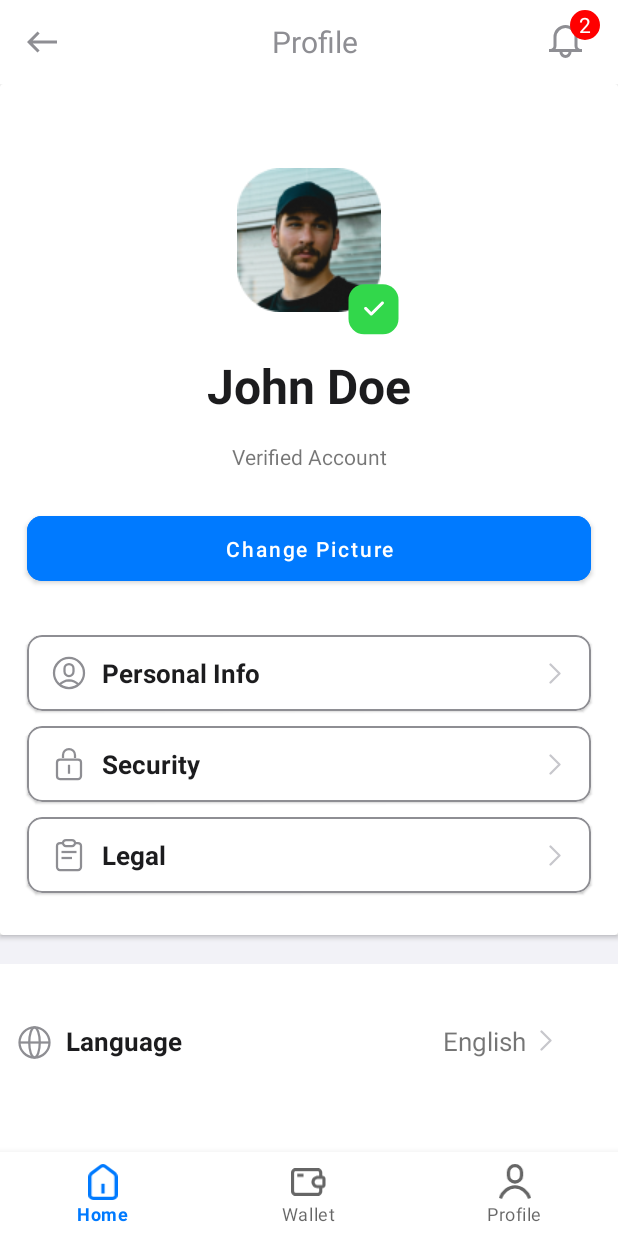
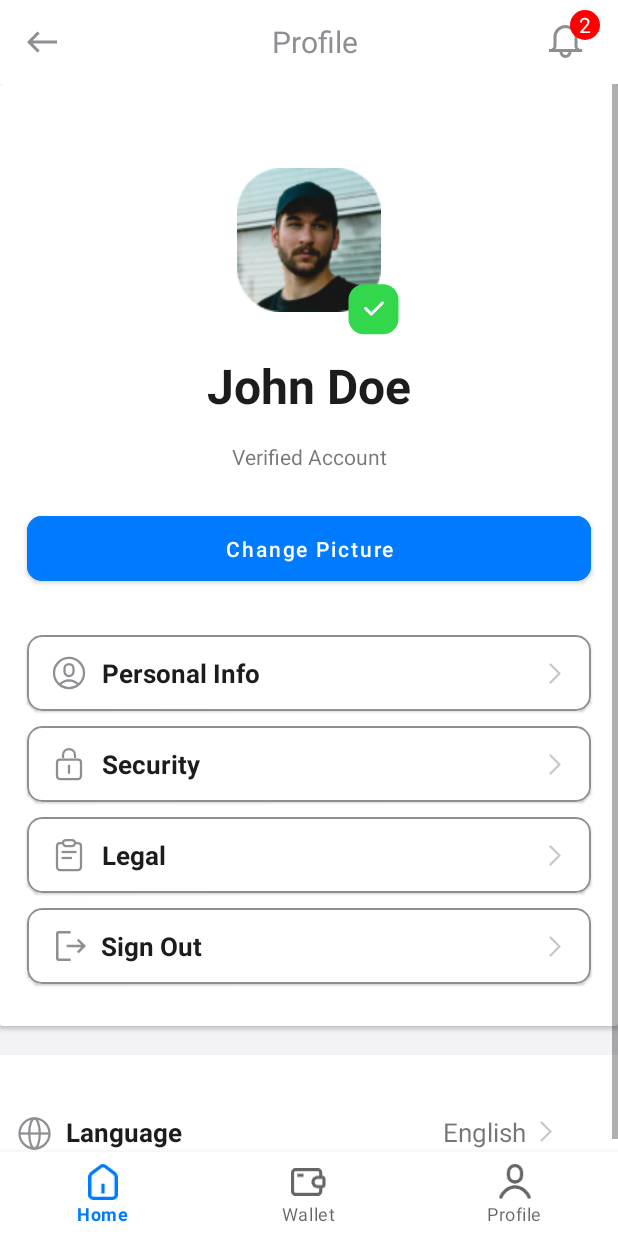
Before and after one commit to ziptechdev/ACP-mobile-android, an Android app: the ProfileFragment screen opened through its navigation route, on a phone screen of 412 x 824 dp. Run offline under Robolectric (Android 15) with nearby library versions, the phone set to English and light mode, and no system bars; our stand-ins replace Dagger/Hilt's generated code; 3 statements that could not run were skipped.

Commit message:
logout API

```diff
--- a/app/src/main/java/com/acpmobile/data/repo/MainRepository.kt
+++ b/app/src/main/java/com/acpmobile/data/repo/MainRepository.kt
@@ -27,4 +27,7 @@ class MainRepository @Inject constructor(private val apiService: ApiService) {
     suspend fun userLoginRequest(request: LoginRequest): Response<LoginResponse>{
         return apiService.userLogin(request)
     }
+    suspend fun userLogoutRequest(token: String): Response<LogoutResponse> {
+        return apiService.userLogout(token)
+    }
 }
--- a/app/src/main/java/com/acpmobile/data/service/ApiService.kt
+++ b/app/src/main/java/com/acpmobile/data/service/ApiService.kt
@@ -2,10 +2,7 @@ package com.acpmobile.data.service
 import com.acpmobile.data.request.*
 import com.acpmobile.data.response.*
 import retrofit2.Response
-import retrofit2.http.Body
-import retrofit2.http.Headers
-import retrofit2.http.POST
-import retrofit2.http.Path
+import retrofit2.http.*
 
 interface ApiService {
 
@@ -30,4 +27,8 @@ interface ApiService {
     @POST("users/login")
     suspend fun userLogin(@Body request: LoginRequest): Response<LoginResponse>
 
+    @Headers("Content-Type:application/json")
+    @POST("users/logout")
+    suspend fun userLogout(@Header("Authorization") token: String ): Response<LogoutResponse>
+
 }
--- a/app/src/main/java/com/acpmobile/ui/fragments/profile/ProfileFragment.kt
+++ b/app/src/main/java/com/acpmobile/ui/fragments/profile/ProfileFragment.kt
@@ -5,10 +5,15 @@ import androidx.fragment.app.Fragment
 import android.view.LayoutInflater
 import android.view.View
 import android.view.ViewGroup
+import android.widget.Toast
+import androidx.fragment.app.viewModels
 import com.acpmobile.R
 import com.acpmobile.databinding.FragmentProfileBinding
 import com.acpmobile.ui.activity.MainActivity
+import com.acpmobile.ui.fragments.profile.viewmodels.LogoutViewModel
+import com.acpmobile.utils.Constants
 import com.acpmobile.utils.Navigation
+import com.acpmobile.utils.SharedPreferencesHelper
 import dagger.hilt.android.AndroidEntryPoint
 import javax.inject.Inject
 
@@ -17,10 +22,13 @@ class ProfileFragment : Fragment() {
 
     private var _binding: FragmentProfileBinding? = null
     private val binding get() = _binding!!
-
+    private val viewModel: LogoutViewModel by viewModels()
 
     @Inject
     lateinit var navigation: Navigation
+
+    @Inject
+    lateinit var helper: SharedPreferencesHelper
 
     override fun onCreateView(
         inflater: LayoutInflater, container: ViewGroup?,
@@ -40,8 +48,33 @@ class ProfileFragment : Fragment() {
         binding.cvSecurity.setOnClickListener {
             navigation.openSecurity()
         }
+        binding.cvLogout.setOnClickListener {
+            val token = helper.getString(Constants.TOKEN, "")
+            viewModel.userLogout(token)
+        }
+        observeViewModel()
 
         return view
     }
+    private fun observeViewModel() {
+        viewModel.loading.observe(viewLifecycleOwner) { isLoading ->
+            //TODO Uraditi nesto dok se ceka na izvrsenje
+        }
 
+        viewModel.logoutUserError.observe(viewLifecycleOwner) { isError ->
+            if (isError)
+                Toast.makeText(
+                    context,
+                    context?.getString(R.string.error_message),
+                    Toast.LENGTH_SHORT
+                ).show()
+        }
+
+        viewModel.logoutUser.observe(viewLifecycleOwner) { logoutUser ->
+           helper.setString(Constants.TOKEN, "")
+            navigation.openLoginFromLogout()
+
+        }
+
+    }
 }
--- /dev/null
+++ b/app/src/main/java/com/acpmobile/ui/fragments/profile/viewmodels/LogoutViewModel.kt
@@ -0,0 +1,37 @@
+package com.acpmobile.ui.fragments.profile.viewmodels
+
+import androidx.lifecycle.MutableLiveData
+import androidx.lifecycle.ViewModel
+import androidx.lifecycle.viewModelScope
+import com.acpmobile.data.repo.MainRepository
+import com.acpmobile.data.response.LogoutResponse
+import dagger.hilt.android.lifecycle.HiltViewModel
+import kotlinx.coroutines.launch
+import java.io.Serializable
+import javax.inject.Inject
+
+@HiltViewModel
+class LogoutViewModel @Inject constructor(
+    private val mainRepository: MainRepository,
+) : ViewModel(), Serializable {
+    val logoutUser = MutableLiveData<LogoutResponse>()
+    val logoutUserError = MutableLiveData<Boolean>()
+    val loading = MutableLiveData<Boolean>()
+
+    fun userLogout(TOKEN: String) {
+        viewModelScope.launch {
+            loading.value = true
+            val result = mainRepository.userLogoutRequest(TOKEN)
+            if (result.isSuccessful) {
+                result.body().let {
+                    logoutUser.value = it
+                }
+                logoutUserError.value = false
+                loading.value = false
+            } else {
+                logoutUserError.value = true
+                loading.value = false
+            }
+        }
+    }
+}
--- a/app/src/main/java/com/acpmobile/utils/Constants.kt
+++ b/app/src/main/java/com/acpmobile/utils/Constants.kt
@@ -5,5 +5,7 @@ class Constants {
 
         const val BASE_URL = "https://acp-mobile-backend.herokuapp.com/api/v1/"
         const val ELIGIBILITY_CHECK_ID = "eligibilityCheckId"
+        var TOKEN = String()
+
     }
 }
--- a/app/src/main/java/com/acpmobile/utils/Navigation.kt
+++ b/app/src/main/java/com/acpmobile/utils/Navigation.kt
@@ -155,6 +155,9 @@ class Navigation @Inject constructor(){
     fun openRequestCardFromMyWallet(){
         activity?.navController?.navigate(R.id.fragmentRequestDebitCard)
     }
+    fun openLoginFromLogout(){
+        activity?.navController?.navigate(R.id.action_fragmentProfile_to_fragmentLogin)
+    }
 
     fun back(){
         activity?.navController?.popBackStack()
--- /dev/null
+++ b/app/src/main/res/drawable/icn_logout.xml
@@ -0,0 +1,9 @@
+<vector xmlns:android="http://schemas.android.com/apk/res/android"
+    android:width="20dp"
+    android:height="20dp"
+    android:viewportWidth="20"
+    android:viewportHeight="20">
+  <path
+      android:pathData="M1.667,20C1.222,20 0.833,19.833 0.5,19.5C0.167,19.167 0,18.778 0,18.333V1.667C0,1.222 0.167,0.833 0.5,0.5C0.833,0.167 1.222,0 1.667,0H9.75V1.667H1.667V18.333H9.75V20H1.667ZM15.167,14.861L13.972,13.667L16.806,10.833H7.083V9.167H16.75L13.917,6.333L15.111,5.139L20,10.028L15.167,14.861Z"
+      android:fillColor="#8E8E93"/>
+</vector>
--- a/app/src/main/res/layout/fragment_profile.xml
+++ b/app/src/main/res/layout/fragment_profile.xml
@@ -167,8 +167,7 @@
             android:layout_height="wrap_content"
             android:layout_marginTop="10dp"
             app:cardCornerRadius="10dp"
-            android:layout_marginBottom="@dimen/large_margin"
-            app:layout_constraintBottom_toBottomOf="parent"
+            app:layout_constraintBottom_toTopOf="@id/cvLogout"
             app:layout_constraintEnd_toEndOf="@id/btnChangePicture"
             app:layout_constraintStart_toStartOf="@id/btnChangePicture"
             app:layout_constraintTop_toBottomOf="@+id/cvSecurity"
@@ -215,6 +214,62 @@
                     app:layout_constraintTop_toTopOf="parent" />
             </androidx.constraintlayout.widget.ConstraintLayout>
         </com.google.android.material.card.MaterialCardView>
+
+            <com.google.android.material.card.MaterialCardView
+                android:id="@+id/cvLogout"
+                android:layout_width="0dp"
+                android:layout_height="wrap_content"
+                android:layout_marginTop="10dp"
+                app:cardCornerRadius="10dp"
+                android:layout_marginBottom="@dimen/large_margin"
+                app:layout_constraintBottom_toBottomOf="parent"
+                app:layout_constraintEnd_toEndOf="@id/btnChangePicture"
+                app:layout_constraintStart_toStartOf="@id/btnChangePicture"
+                app:layout_constraintTop_toBottomOf="@+id/cvLegal"
+                app:strokeColor="@color/grayDark"
+                app:strokeWidth="1.5dp">
+
+                <androidx.constraintlayout.widget.ConstraintLayout
+                    android:layout_width="match_parent"
+                    android:layout_height="match_parent">
+
+                    <ImageView
+                        android:id="@+id/ivLogout"
+                        android:layout_width="wrap_content"
+                        android:layout_height="wrap_content"
+                        android:layout_marginStart="19dp"
+                        android:src="@drawable/icn_logout"
+                        app:layout_constraintBottom_toBottomOf="parent"
+                        app:layout_constraintStart_toStartOf="parent"
+                        app:layout_constraintTop_toTopOf="parent" />
+
+                    <TextView
+                        android:id="@+id/tvLogout"
+                        android:layout_width="wrap_content"
+                        android:layout_height="wrap_content"
+                        android:layout_marginStart="10dp"
+                        android:layout_marginTop="13dp"
+                        android:layout_marginBottom="13dp"
+                        android:text="@string/btn_logout"
+                        android:textColor="@color/black"
+                        android:textSize="17sp"
+                        android:textStyle="bold"
+                        app:layout_constraintBottom_toBottomOf="parent"
+                        app:layout_constraintStart_toEndOf="@+id/ivLogout"
+                        app:layout_constraintTop_toTopOf="parent" />
+
+                    <ImageView
+                        android:id="@+id/ivLogoutArrow"
+                        android:layout_width="wrap_content"
+                        android:layout_height="wrap_content"
+                        android:layout_marginEnd="20dp"
+                        android:src="@drawable/ic_arrow_right_without_lane"
+                        app:layout_constraintBottom_toBottomOf="parent"
+                        app:layout_constraintEnd_toEndOf="parent"
+                        app:layout_constraintTop_toTopOf="parent" />
+                </androidx.constraintlayout.widget.ConstraintLayout>
+            </com.google.android.material.card.MaterialCardView>
+
         </androidx.constraintlayout.widget.ConstraintLayout>
     </androidx.cardview.widget.CardView>
 
--- a/app/src/main/res/navigation/nav_graph.xml
+++ b/app/src/main/res/navigation/nav_graph.xml
@@ -259,6 +259,9 @@
         <action
             android:id="@+id/action_fragmentProfile_to_fragmentSecurity"
             app:destination="@id/fragmentSecurity" />
+        <action
+            android:id="@+id/action_fragmentProfile_to_fragmentLogin"
+            app:destination="@id/fragmentLogin" />
     </fragment>
 
     <fragment
--- a/app/src/main/res/values/strings.xml
+++ b/app/src/main/res/values/strings.xml
@@ -108,7 +108,6 @@ with the help of the Free Privacy Policy Generator.</string>
     <string name="btn_complete">Complete</string>
     <string name="label_verification_complete">Verification complete!</string>
     <string name="btn_done">Done</string>
-    <!-- TODO: Remove or change this placeholder text -->
     <string name="hello_blank_fragment">Hello blank fragment</string>
     <string name="mywallet_total_balance">Total balance</string>
     <string name="btn_new_card">New Card</string>
@@ -244,4 +243,5 @@ name, company name, address, email address, and telephone number.</string>
     <string name="take_a_picture" >"TAKE A PICTURE"</string>
     <string name="failed_to_take_picture" >"Failed to take camera picture"</string>
     <string name="camera_permission_denied" >"Camera permission was denied. Unable to take a picture"</string>
+    <string name="btn_logout">Sign Out</string>
 </resources>
```
Also changed, not shown: app/src/main/java/com/acpmobile/data/response/LogoutResponse.kt (added, +9 -0 lines), app/src/main/java/com/acpmobile/ui/fragments/profile/LoginFragment.kt (+7 -2 lines).
